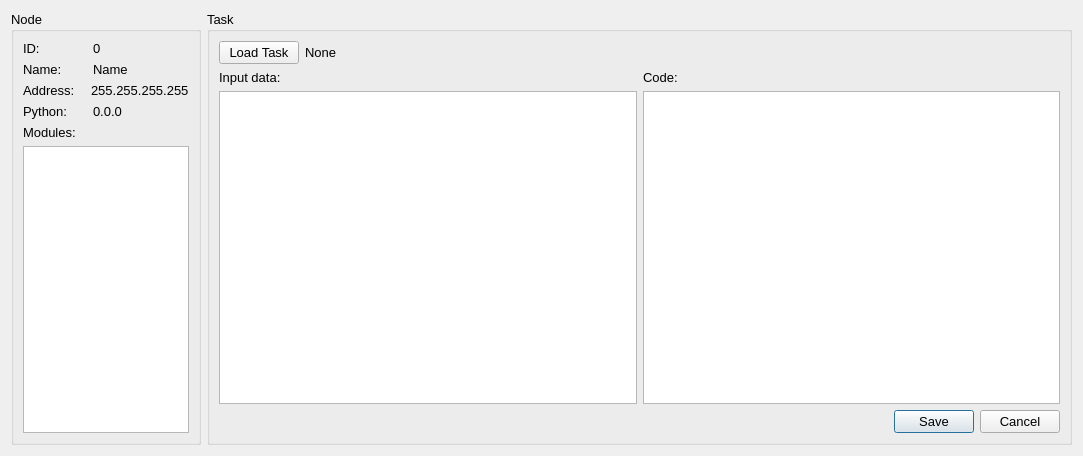
Before: the Qt Designer form owner/ui/assignwindow.ui in gear54rus/python-cluster, drawn with Qt 5.
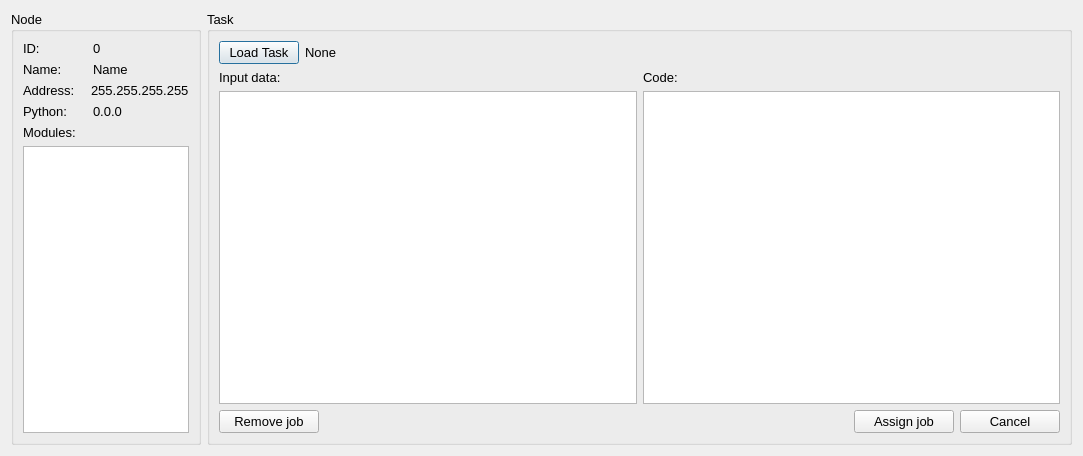
After: the same form once the commit is applied.

Commit message:
Finally connected everything. Need to work on assign window logic and local execution. Also need to test it all.
- Added placeholder app icon.
- Added button to de-assign tasks from node.

```diff
--- a/owner/ui/assignwindow.ui
+++ b/owner/ui/assignwindow.ui
@@ -206,17 +206,90 @@
        </layout>
       </item>
       <item>
-       <widget class="QDialogButtonBox" name="buttonBox">
-        <property name="orientation">
-         <enum>Qt::Horizontal</enum>
-        </property>
-        <property name="standardButtons">
-         <set>QDialogButtonBox::Cancel|QDialogButtonBox::Save</set>
-        </property>
-        <property name="centerButtons">
-         <bool>false</bool>
-        </property>
-       </widget>
+       <layout class="QHBoxLayout" name="horizontalLayout_9">
+        <item>
+         <widget class="QPushButton" name="buttonRemoveJob">
+          <property name="minimumSize">
+           <size>
+            <width>100</width>
+            <height>0</height>
+           </size>
+          </property>
+          <property name="maximumSize">
+           <size>
+            <width>100</width>
+            <height>16777215</height>
+           </size>
+          </property>
+          <property name="text">
+           <string>Remove job</string>
+          </property>
+         </widget>
+        </item>
+        <item>
+         <spacer name="horizontalSpacer">
+          <property name="orientation">
+           <enum>Qt::Horizontal</enum>
+          </property>
+          <property name="sizeHint" stdset="0">
+           <size>
+            <width>40</width>
+            <height>20</height>
+           </size>
+          </property>
+         </spacer>
+        </item>
+        <item>
+         <widget class="QPushButton" name="buttonAssignJob">
+          <property name="minimumSize">
+           <size>
+            <width>100</width>
+            <height>0</height>
+           </size>
+          </property>
+          <property name="maximumSize">
+           <size>
+            <width>100</width>
+            <height>16777215</height>
+           </size>
+          </property>
+          <property name="text">
+           <string>Assign job</string>
+          </property>
+         </widget>
+        </item>
+        <item>
+         <widget class="QPushButton" name="buttonCancel">
+          <property name="minimumSize">
+           <size>
+            <width>100</width>
+            <height>0</height>
+           </size>
+          </property>
+          <property name="maximumSize">
+           <size>
+            <width>100</width>
+            <height>16777215</height>
+           </size>
+          </property>
+          <property name="text">
+           <string>Cancel</string>
+          </property>
+          <property name="checkable">
+           <bool>false</bool>
+          </property>
+          <property name="checked">
+           <bool>false</bool>
+          </property>
+          <property name="autoExclusive">
+           <bool>false</bool>
+          </property>
+          <property name="flat">
+           <bool>false</bool>
+          </property>
+         </widget>
+        </item>
+       </layout>
       </item>
      </layout>
     </widget>
```
Left out of the diff: 38 changed lines with no effect on the pictures. The commit also changes 12 other files.
